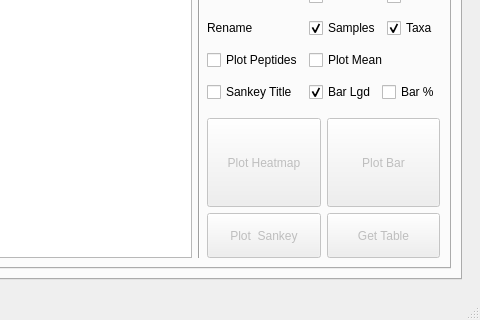
Qt form utils/MetaX_GUI/MainWindow.ui (byemaxx/MetaX) before a commit; both pictures show x 604 to 1084 and y 278 to 598 of the 1084 by 598 pixel window.
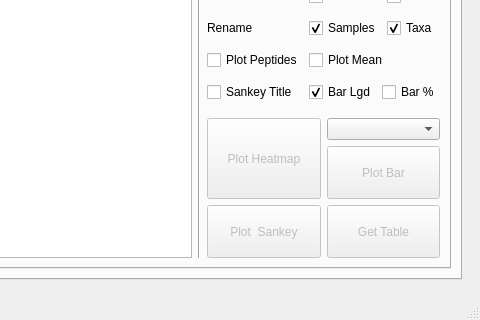
The same form after that commit. The open tabs and pages were chosen to show the change.

Commit message: - New: Added a sub_meta option for the basic plot for 3D bar plot. - Fix: Fixed the bug of when plot bar, the option of show all labels was not work

Diff of the .ui file:
```diff
--- a/utils/MetaX_GUI/MainWindow.ui
+++ b/utils/MetaX_GUI/MainWindow.ui
@@ -2693,7 +2693,7 @@
                     </property>
                    </widget>
                   </item>
-                  <item row="0" column="1" rowspan="2">
+                  <item row="1" column="1">
                    <widget class="QPushButton" name="pushButton_basic_bar_plot">
                     <property name="enabled">
                      <bool>false</bool>
@@ -2709,6 +2709,13 @@
                     </property>
                    </widget>
                   </item>
+                  <item row="0" column="1">
+                   <widget class="QComboBox" name="comboBox_3dbar_sub_meta">
+                    <property name="toolTip">
+                     <string>Sub Meta for Bar Plot</string>
+                    </property>
+                   </widget>
+                  </item>
                  </layout>
                 </item>
                 <item row="0" column="6" rowspan="7">
```
Left out of the diff: 8 changed lines with no effect on the pictures. The commit also changes 7 other files.
